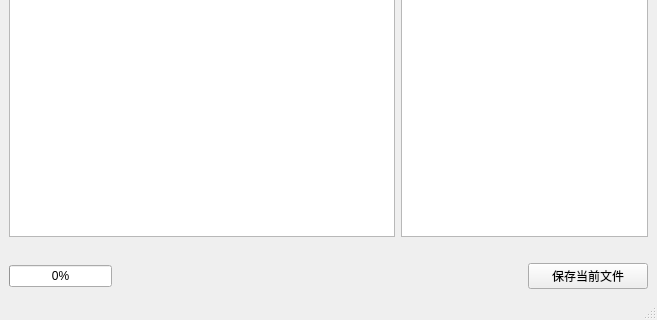
Before: the Qt Designer form test.ui in AndroidStudioTranslate/Android-Studio-Translate-Tool-Python, drawn with Qt 5; both pictures show x 0 to 657 and y 172 to 492 of the 657 by 492 pixel window.
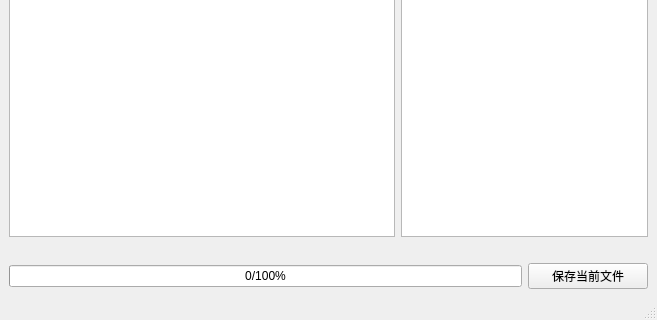
After: the same form once the commit is applied.

Commit message: 1.进度显示格式修改

```diff
--- a/test.ui
+++ b/test.ui
@@ -173,13 +173,6 @@
       </property>
      </widget>
     </item>
-    <item row="3" column="0">
-     <widget class="QProgressBar" name="progressBar">
-      <property name="value">
-       <number>0</number>
-      </property>
-     </widget>
-    </item>
     <item row="0" column="3" colspan="2">
      <widget class="QLineEdit" name="lineEdit_watch">
       <property name="toolTip">
@@ -227,6 +220,16 @@
       </property>
      </widget>
     </item>
+    <item row="3" column="0" colspan="7">
+     <widget class="QProgressBar" name="progressBar">
+      <property name="value">
+       <number>0</number>
+      </property>
+      <property name="format">
+       <string>%p/%m%</string>
+      </property>
+     </widget>
+    </item>
    </layout>
   </widget>
   <widget class="QMenuBar" name="menubar">
```
The commit also changes 1 other file.
